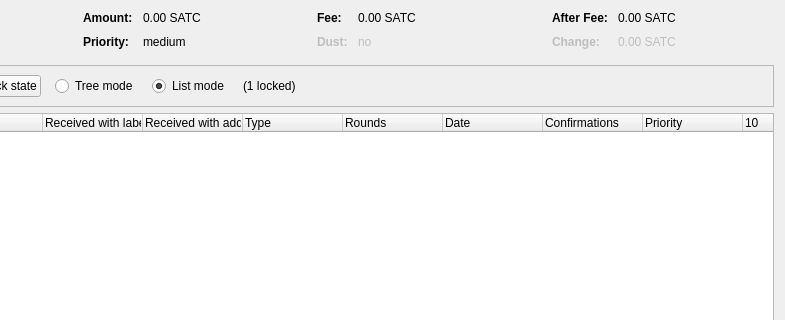
Old version of the form src/qt/forms/coincontroldialog.ui in the repository SatoshiCoin-Crypto/SWYFT.Network-SATC; both pictures show x 169 to 954 and y 0 to 320 of the 954 by 500 pixel window.
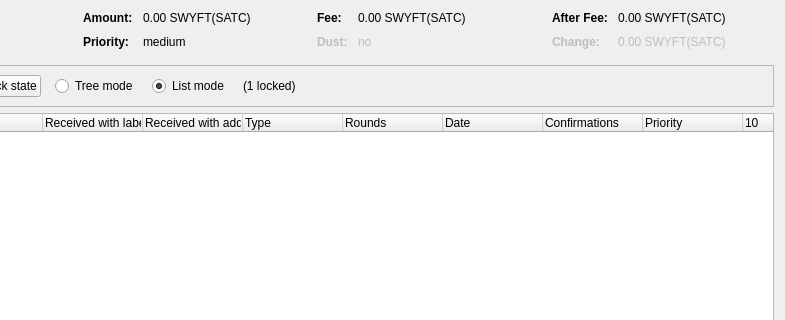
New version of the form. Custom widgets are drawn as their Qt base class.

Commit message: v1.0.3.0 Rebranding to SWYFT

```diff
--- a/src/qt/forms/coincontroldialog.ui
+++ b/src/qt/forms/coincontroldialog.ui
@@ -132,7 +132,7 @@
           <enum>Qt::ActionsContextMenu</enum>
          </property>
          <property name="text">
-          <string notr="true">0.00 SATC</string>
+          <string notr="true">0.00 SWYFT(SATC)</string>
          </property>
          <property name="textInteractionFlags">
           <set>Qt::LinksAccessibleByMouse|Qt::TextSelectableByKeyboard|Qt::TextSelectableByMouse</set>
@@ -206,7 +206,7 @@
           <enum>Qt::ActionsContextMenu</enum>
          </property>
          <property name="text">
-          <string notr="true">0.00 SATC</string>
+          <string notr="true">0.00 SWYFT(SATC)</string>
          </property>
          <property name="textInteractionFlags">
           <set>Qt::LinksAccessibleByMouse|Qt::TextSelectableByKeyboard|Qt::TextSelectableByMouse</set>
@@ -286,7 +286,7 @@
           <enum>Qt::ActionsContextMenu</enum>
          </property>
          <property name="text">
-          <string notr="true">0.00 SATC</string>
+          <string notr="true">0.00 SWYFT(SATC)</string>
          </property>
          <property name="textInteractionFlags">
           <set>Qt::LinksAccessibleByMouse|Qt::TextSelectableByKeyboard|Qt::TextSelectableByMouse</set>
@@ -321,7 +321,7 @@
           <enum>Qt::ActionsContextMenu</enum>
          </property>
          <property name="text">
-          <string notr="true">0.00 SATC</string>
+          <string notr="true">0.00 SWYFT(SATC)</string>
          </property>
          <property name="textInteractionFlags">
           <set>Qt::LinksAccessibleByMouse|Qt::TextSelectableByKeyboard|Qt::TextSelectableByMouse</set>
```
The commit also changes 349 other files.
